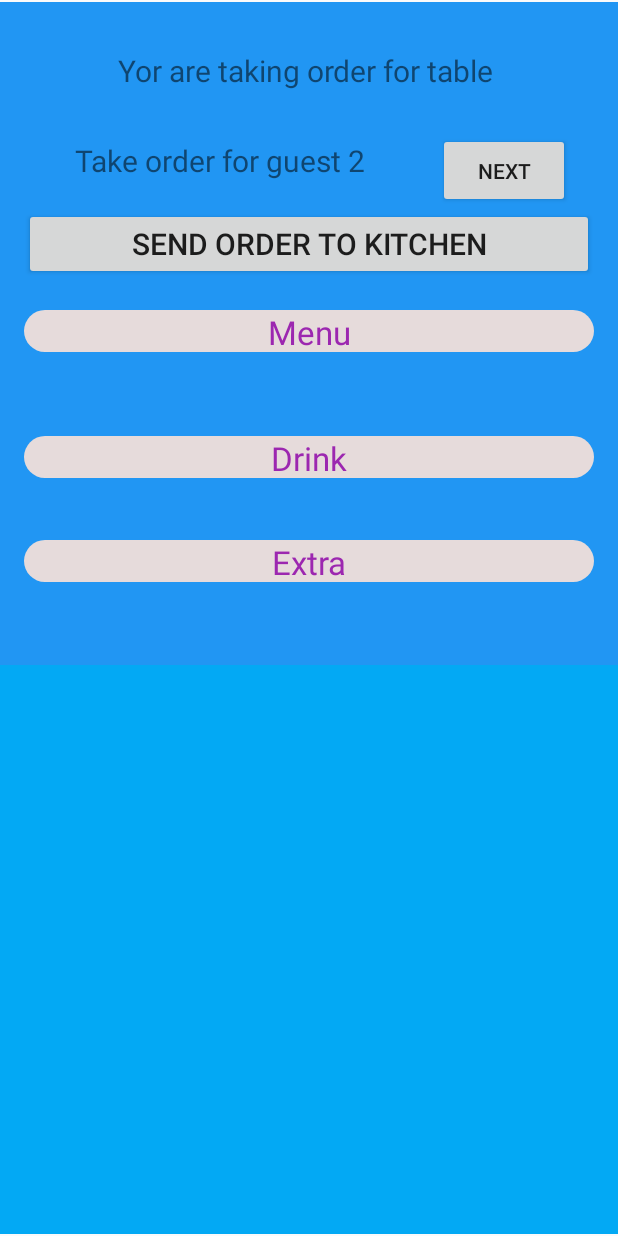
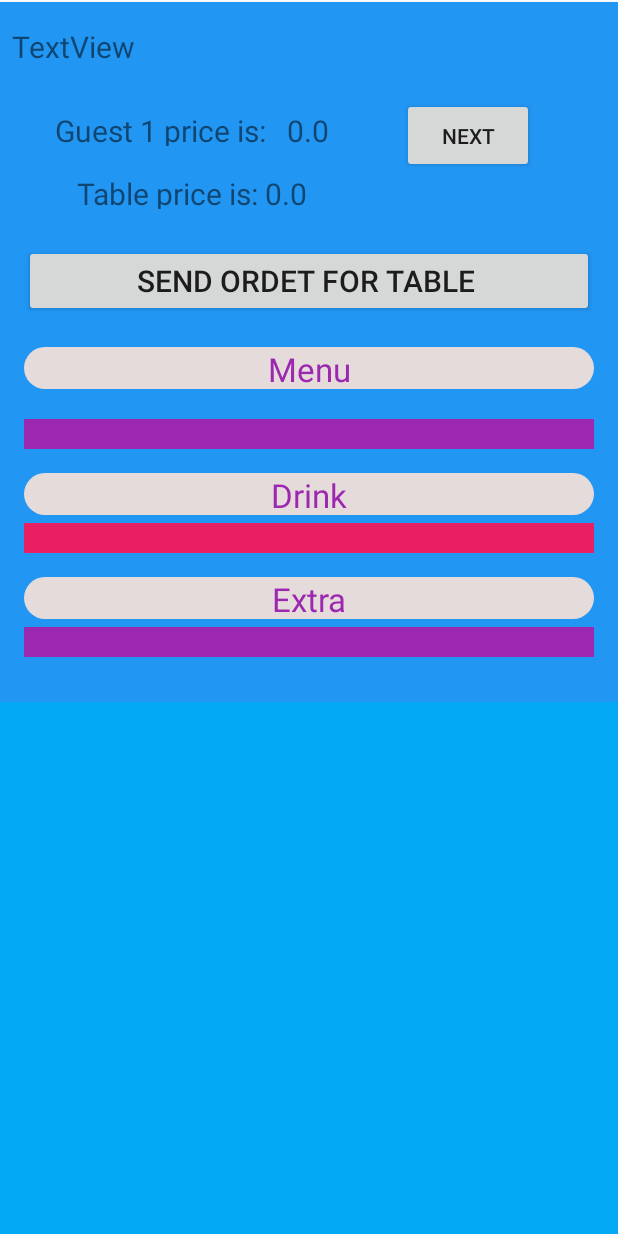
Before and after one commit to MoussaEllakki/Restaurang1, an Android app: the OrderFragment screen opened through its navigation route, after a tap on "NEXT", on a phone screen of 412 x 824 dp. Run offline under Robolectric (Android 15) with nearby library versions, the phone set to English and light mode, and no system bars; our stand-ins replace Firebase (no records; nobody signed in at launch, a user with empty details on screens opened directly), data binding; 1 statement that could not run was skipped.

Commit message:
mon28feb

```diff
--- a/app/src/main/java/AllClasses/Message.kt
+++ b/app/src/main/java/AllClasses/Message.kt
@@ -3,6 +3,7 @@
 package AllClasses
 
 import android.app.Activity
+import android.content.Context
 import android.content.DialogInterface
 import androidx.appcompat.app.AlertDialog
 
@@ -12,6 +13,7 @@ class Message {
     var tableBusy = "this Table is not availble if you want to use it press yes , but you gonna remove whole its order" +
             "otherwise press no to take another one"
 
+
     fun sendMsg(msg : String , act : Activity){
         val builder = AlertDialog.Builder(act)
         builder.setTitle("Message")
@@ -20,4 +22,7 @@ class Message {
         builder.show()
     }
 
+
+
+
 }
--- a/app/src/main/java/AllClasses/Restaurant.kt
+++ b/app/src/main/java/AllClasses/Restaurant.kt
@@ -32,7 +32,6 @@ class Restaurant {
         database.child("Restaurant").child(restaurantId)
             .child("Bords").child(tableNumber).child("available").setValue(true)
 
-
         var guests = mutableListOf<Guest>()
         database.child("Restaurant").child(restaurantId).child("Bords")
             .child(tableNumber).child("Guests").setValue(guests)
--- a/app/src/main/java/moussa/ellakki/MainActivity.kt
+++ b/app/src/main/java/moussa/ellakki/MainActivity.kt
@@ -6,6 +6,8 @@ import android.os.Bundle
 
 class MainActivity : AppCompatActivity() {
 
+    //test
+    //new branch
     override fun onCreate(savedInstanceState: Bundle?) {
         super.onCreate(savedInstanceState)
         setContentView(R.layout.activity_main)
--- a/app/src/main/java/moussa/ellakki/OrderFragment.kt
+++ b/app/src/main/java/moussa/ellakki/OrderFragment.kt
@@ -1,6 +1,8 @@
 package moussa.ellakki
 
 import AllClasses.*
+import android.content.Context
+import android.content.DialogInterface
 
 
 import android.os.Bundle
@@ -8,8 +10,11 @@ import androidx.fragment.app.Fragment
 import android.view.LayoutInflater
 import android.view.View
 import android.view.ViewGroup
+import androidx.appcompat.app.AlertDialog
 
 import androidx.fragment.app.activityViewModels
+import androidx.lifecycle.Observer
+import androidx.navigation.findNavController
 
 import androidx.recyclerview.widget.RecyclerView
 import androidx.recyclerview.widget.StaggeredGridLayoutManager
@@ -23,6 +28,13 @@ import moussa.ellakki.databinding.FragmentOrderBinding
 class OrderFragment : Fragment() {
 
     var guest =  Guest()
+    var restaurant = Restaurant()
+    var table = Table()
+    var message = Message()
+
+     var wholeOrder = ""
+     var pricePerGuest = 0.0
+     var priceWholeTable = 0.0
 
     lateinit var database : DatabaseReference
 
@@ -48,55 +60,48 @@ class OrderFragment : Fragment() {
     override fun onViewCreated(view: View, savedInstanceState: Bundle?) {
 
 
-
         super.onViewCreated(view, savedInstanceState)
         showMenue()
-
         tableNumber = requireArguments().getString("tableNumber").toString()
-        binding.tableNumberIOrderFragment.text = "Yor are taking order for table " + tableNumber
-
-        binding.orderGuidTextview.text = "Take order for guest 1"
 
 
+        binding.buttonSendOrder.text = "send ordet for table $tableNumber"
+
+
+
+
+        binding.priceGuestTextview.text = "Guest 1 price is:   0.0"
+        binding.priceTableTextview.text = "Table " + tableNumber +  "price is: 0.0"
 
         binding.buttonNext.setOnClickListener {
             var removeGuest = Guest()
 
-            var guestNR = guests.size + 1
-            guest.guestnumber =  guestNR.toString()
 
             guests.add(guest)
+            guest.guestnumber = (guests.size).toString()
             guest = removeGuest
-            var guestnumber = guests.size + 1
-
-
-            binding.orderGuidTextview.text = "Take order for guest " + guestnumber.toString()
-
-        }
-
-        binding.buttonSendOrder.setOnClickListener {
-
-            var restaurant = Restaurant()
-
-            var guestNR = guests.size + 1
-            guest.guestnumber =  guestNR.toString()
-
-              guests.add(guest)
-
-            var removeGuest = Guest()
-
-             guest = removeGuest
-
-            restaurant.sendOrder(guests, tableNumber, model.restaurantID)
-
 
 
         }
 
 
-    }
+
+        binding.buttonSendOrder.setOnClickListener {
 
 
+          if (priceWholeTable == 0.0){
+
+             message.sendMsg("There is no order", requireActivity())
+
+
+          }
+
+            else{
+
+                sendMsg2("Are you sure you have taken whole order?", view)
+            }
+        }
+    }
 
 
 
@@ -129,6 +134,36 @@ class OrderFragment : Fragment() {
     }
 
 
+    fun sendMsg2(msg: String , view : View) {
+
+        val builder = AlertDialog.Builder(requireActivity())
+        builder.setTitle("Message")
+        builder.setMessage(msg)
+        builder.setPositiveButton("Yes") { dialogInterface: DialogInterface, i: Int ->
+
+            guests.add(guest)
+            guest.guestnumber = (guests.size ).toString()
+            var removeGuest = Guest()
+            guest = removeGuest
+            restaurant.sendOrder(guests, tableNumber, model.restaurantID)
+            view.findNavController().popBackStack()
+
+
+        }
+        builder.setNegativeButton("No") { dialogInterface: DialogInterface, i: Int ->
+
+        }
+        builder.show()
+    }
+
+
+
+     fun showOrderPrice(){
+         binding.priceGuestTextview.text = guest.sum.toString()
+         binding.priceTableTextview.text = table.wholesum.toString()
+
+     }
+
 
 
 
--- a/app/src/main/java/moussa/ellakki/SignInFragment.kt
+++ b/app/src/main/java/moussa/ellakki/SignInFragment.kt
@@ -23,7 +23,6 @@ class SignInFragment : Fragment() {
 
     lateinit var binding: FragmentSignInBinding
 
-    //
     val model: ViewModelID by activityViewModels()
     var message = Message()
 
--- a/app/src/main/res/drawable/bord_background.xml
+++ b/app/src/main/res/drawable/bord_background.xml
@@ -6,7 +6,7 @@
         android:color="#35E41B"/>
 
     <corners
-        android:radius="50dp"/>
+        android:radius="5dp"/>
 
 
 
--- a/app/src/main/res/layout/fragment_order.xml
+++ b/app/src/main/res/layout/fragment_order.xml
@@ -54,16 +54,16 @@
                 app:layout_constraintStart_toStartOf="parent"
                 app:layout_constraintTop_toBottomOf="@+id/menu_recyclerView" />
 
+
             <Button
                 android:id="@+id/button_next"
                 android:layout_width="wrap_content"
                 android:layout_height="50dp"
-                android:layout_marginTop="15dp"
-                android:layout_marginEnd="32dp"
+                android:layout_marginTop="64dp"
+                android:layout_marginEnd="56dp"
                 android:text="Next"
                 app:layout_constraintEnd_toEndOf="parent"
-                app:layout_constraintTop_toBottomOf="@+id/table_number_i_orderFragment" />
-
+                app:layout_constraintTop_toTopOf="parent" />
 
             <androidx.recyclerview.widget.RecyclerView
                 android:id="@+id/menu_recyclerView"
@@ -72,6 +72,7 @@
                 android:layout_marginStart="16dp"
                 android:layout_marginTop="20dp"
                 android:layout_marginEnd="16dp"
+                android:background="#9C27B0"
                 android:padding="10dp"
                 app:layout_constraintEnd_toEndOf="parent"
                 app:layout_constraintHorizontal_bias="1.0"
@@ -85,6 +86,7 @@
                 android:layout_marginStart="16dp"
                 android:layout_marginTop="5dp"
                 android:layout_marginEnd="16dp"
+                android:background="#E91E63"
                 android:padding="10dp"
                 app:layout_constraintEnd_toEndOf="parent"
                 app:layout_constraintHorizontal_bias="0.0"
@@ -99,6 +101,7 @@
                 android:layout_marginTop="5dp"
                 android:layout_marginEnd="16dp"
                 android:layout_marginBottom="30dp"
+                android:background="#9C27B0"
                 android:padding="10dp"
                 app:layout_constraintBottom_toBottomOf="parent"
                 app:layout_constraintEnd_toEndOf="parent"
@@ -123,45 +126,56 @@
                 app:layout_constraintTop_toBottomOf="@+id/button_sendOrder" />
 
             <TextView
-                android:id="@+id/table_number_i_orderFragment"
+                android:id="@+id/order_infoTextView"
                 android:layout_width="0dp"
                 android:layout_height="40dp"
-                android:layout_marginStart="16dp"
-                android:layout_marginTop="32dp"
-                android:layout_marginEnd="16dp"
+                android:layout_marginStart="8dp"
+                android:layout_marginTop="16dp"
+                android:layout_marginEnd="8dp"
                 android:text="TextView"
-                android:textAlignment="center"
+                android:textAlignment="textStart"
                 android:textSize="20sp"
                 app:layout_constraintEnd_toEndOf="parent"
-                app:layout_constraintHorizontal_bias="0.334"
+                app:layout_constraintHorizontal_bias="0.498"
                 app:layout_constraintStart_toStartOf="parent"
                 app:layout_constraintTop_toTopOf="parent" />
 
             <TextView
-                android:id="@+id/orderGuid_textview"
-                android:layout_width="0dp"
-                android:layout_height="40dp"
-                android:layout_marginStart="16dp"
-                android:layout_marginTop="20dp"
-                android:layout_marginEnd="16dp"
+                android:id="@+id/price_guest_textview"
+                android:layout_width="200dp"
+                android:layout_height="24dp"
+                android:layout_marginStart="28dp"
+                android:layout_marginTop="16dp"
                 android:text="TextView"
                 android:textAlignment="center"
                 android:textSize="20sp"
-                app:layout_constraintEnd_toStartOf="@+id/button_next"
                 app:layout_constraintStart_toStartOf="parent"
-                app:layout_constraintTop_toBottomOf="@+id/table_number_i_orderFragment" />
+                app:layout_constraintTop_toBottomOf="@+id/order_infoTextView" />
+
+            <TextView
+                android:id="@+id/price_table_textview"
+                android:layout_width="200dp"
+                android:layout_height="24dp"
+                android:layout_marginStart="28dp"
+                android:layout_marginTop="18dp"
+                android:text="TextView"
+                android:textAlignment="center"
+                android:textSize="20sp"
+                app:layout_constraintStart_toStartOf="parent"
+                app:layout_constraintTop_toBottomOf="@+id/price_guest_textview" />
 
             <Button
                 android:id="@+id/button_sendOrder"
                 android:layout_width="0dp"
                 android:layout_height="wrap_content"
                 android:layout_marginStart="16dp"
+                android:layout_marginTop="24dp"
                 android:layout_marginEnd="16dp"
-                android:text="Send order to kitchen"
                 android:textSize="20sp"
                 app:layout_constraintEnd_toEndOf="parent"
+                app:layout_constraintHorizontal_bias="0.0"
                 app:layout_constraintStart_toStartOf="parent"
-                app:layout_constraintTop_toBottomOf="@+id/button_next" />
+                app:layout_constraintTop_toBottomOf="@+id/price_table_textview" />
 
         </androidx.constraintlayout.widget.ConstraintLayout>
 
--- a/app/src/main/res/layout/fragment_sign_in.xml
+++ b/app/src/main/res/layout/fragment_sign_in.xml
@@ -18,7 +18,7 @@
             android:layout_width="0dp"
             android:layout_height="50dp"
             android:layout_marginStart="32dp"
-            android:layout_marginTop="30dp"
+            android:layout_marginTop="11dp"
             android:layout_marginEnd="32dp"
             android:background="#BBB8B5"
             android:text="Enter"
```
Also changed, not shown: app/src/main/java/AllClasses/AllAdapter.kt (+15 -8 lines), app/src/main/java/AllClasses/AllClasses.kt (+15 -6 lines), app/src/main/java/AllClasses/TableAdapter.kt (+3 -8 lines), app/src/main/java/AllClasses/ViewModelID.kt (+15 -13 lines), app/src/main/java/moussa/ellakki/TablesFragment.kt (+15 -5 lines), app/src/main/res/layout/table_layout.xml (+4 -3 lines), app/src/main/res/layout/view_for_menu.xml (+6 -9 lines).
